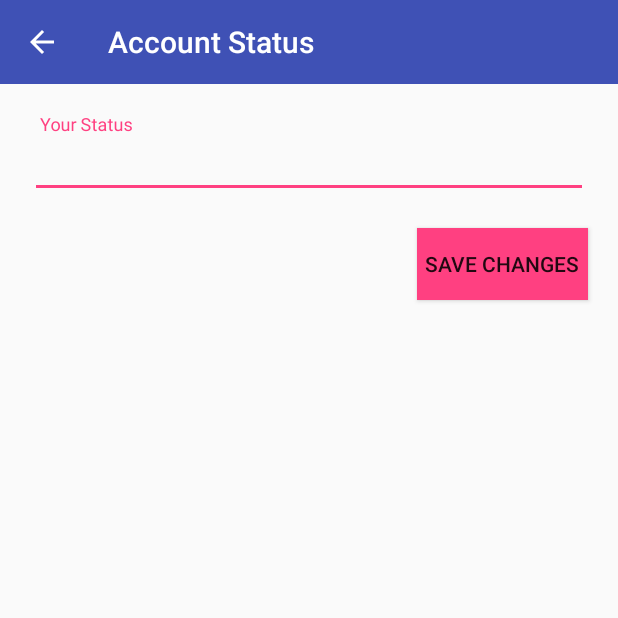
After one commit to praneethvarmapandeti/FireChat, an Android app: the StatusActivity screen opened directly, with no data from a screen before it, on a phone screen of 412 x 824 dp, the top half of it. The commit adds this screen. Run offline under Robolectric (Android 15) with nearby library versions, the phone set to English and light mode, and no system bars; our stand-ins replace Firebase (no records; nobody signed in at launch, a user with empty details on screens opened directly).

Commit message:
STatus Activity added

```diff
--- a/app/build.gradle
+++ b/app/build.gradle
@@ -38,7 +38,7 @@ dependencies {
     compile 'com.google.firebase:firebase-auth:10.0.1'
     compile 'com.google.firebase:firebase-database:10.0.1'
     compile 'com.google.firebase:firebase-core:10.0.1'
-    compile 'com.github.Yalantis:ucrop:2.2.1'
+    compile 'com.yalantis:ucrop:2.2.0'
     compile 'com.android.support:support-v4:26.+'
 
     testCompile 'junit:junit:4.12'
--- a/app/src/main/java/com/example/stpl/firechat/RegisterActivity.java
+++ b/app/src/main/java/com/example/stpl/firechat/RegisterActivity.java
@@ -89,6 +89,7 @@ public class RegisterActivity extends AppCompatActivity {
                     userMap.put("image","default");
                     userMap.put("thumb_image","default");
 
+
                     mDatabase.setValue(userMap).addOnCompleteListener(new OnCompleteListener<Void>() {
                         @Override
                         public void onComplete(@NonNull Task<Void> task) {
--- /dev/null
+++ b/app/src/main/java/com/example/stpl/firechat/StatusActivity.java
@@ -0,0 +1,83 @@
+package com.example.stpl.firechat;
+
+import android.app.ProgressDialog;
+import android.support.annotation.NonNull;
+import android.support.design.widget.TextInputLayout;
+import android.support.v7.app.AppCompatActivity;
+import android.os.Bundle;
+import android.support.v7.widget.Toolbar;
+import android.view.View;
+import android.widget.Button;
+import android.widget.Toast;
+
+import com.google.android.gms.tasks.OnCompleteListener;
+import com.google.android.gms.tasks.Task;
+import com.google.firebase.auth.FirebaseAuth;
+import com.google.firebase.auth.FirebaseUser;
+import com.google.firebase.database.DatabaseReference;
+import com.google.firebase.database.FirebaseDatabase;
+
+public class StatusActivity extends AppCompatActivity {
+    private Toolbar mToolBar;
+    private TextInputLayout mStatus;
+    private  Button  mSaveButton;
+    //firebase
+    private DatabaseReference mStatusDatabase;
+    private FirebaseUser mCurrentUser;
+    ProgressDialog mprogress;
+
+    @Override
+    protected void onCreate(Bundle savedInstanceState) {
+        super.onCreate(savedInstanceState);
+        setContentView(R.layout.activity_status);
+
+
+
+        //firebase
+        mCurrentUser= FirebaseAuth.getInstance().getCurrentUser();
+        String current_uid=mCurrentUser.getUid();
+        mStatusDatabase=FirebaseDatabase.getInstance().getReference().child("users").child(current_uid);
+
+        mToolBar=(Toolbar)findViewById(R.id.status_appBar);
+        setSupportActionBar(mToolBar);
+        getSupportActionBar().setTitle("Account Status");
+        getSupportActionBar().setDisplayHomeAsUpEnabled(true);
+
+        String status_value=getIntent().getStringExtra("status_value");
+
+
+        mStatus=(TextInputLayout)findViewById(R.id.status_input);
+        mSaveButton=(Button)findViewById(R.id.status_savebtn);
+
+        mStatus.getEditText().setText(status_value);
+
+        mSaveButton.setOnClickListener(new View.OnClickListener() {
+            @Override
+            public void onClick(View view) {
+
+                //progress
+                mprogress=new ProgressDialog(StatusActivity.this);
+                mprogress.setTitle("Saving Changes");
+                mprogress.setMessage("Please Wait While We Save The Changes");
+                mprogress.show();
+
+                String status=mStatus.getEditText().getText().toString();
+                mStatusDatabase.child("status").setValue(status).addOnCompleteListener(new OnCompleteListener<Void>() {
+                    @Override
+                    public void onComplete(@NonNull Task<Void> task) {
+                        if(task.isSuccessful()){
+                            mprogress.dismiss();
+                        }
+                        else {
+                            Toast.makeText(StatusActivity.this,"There Was Error In Saving Changes",Toast.LENGTH_LONG).show();
+
+                        }
+
+                    }
+                });
+
+
+            }
+        });
+    }
+}
--- /dev/null
+++ b/app/src/main/res/layout/activity_status.xml
@@ -0,0 +1,35 @@
+<?xml version="1.0" encoding="utf-8"?>
+<RelativeLayout xmlns:android="http://schemas.android.com/apk/res/android"
+
+    xmlns:tools="http://schemas.android.com/tools"
+    android:layout_width="match_parent"
+    android:layout_height="match_parent"
+    tools:context="com.example.stpl.firechat.StatusActivity">
+    <include layout="@layout/app_bar_layout" android:id="@+id/status_appBar">
+    </include>
+    <android.support.design.widget.TextInputLayout
+        android:layout_width="match_parent"
+        android:layout_height="wrap_content"
+        android:id="@+id/status_input"
+        android:layout_below="@+id/status_appBar"
+        android:layout_margin="20dp">
+
+        <EditText
+            android:layout_width="match_parent"
+            android:layout_height="wrap_content"
+            android:hint=" Your Status"
+            />
+    </android.support.design.widget.TextInputLayout>
+    <Button
+        android:layout_width="wrap_content"
+        android:layout_height="wrap_content"
+        android:id="@+id/status_savebtn"
+        android:layout_below="@id/status_input"
+        android:text="save changes"
+        android:background="@color/colorAccent"
+        android:layout_alignParentEnd="true"
+        android:layout_alignParentRight="true"
+        android:layout_marginRight="20dp"
+        android:padding="5dp"/>
+
+</RelativeLayout>
--- a/build.gradle
+++ b/build.gradle
@@ -6,6 +6,7 @@ buildscript {
         maven {
             url "https://maven.google.com" // Google's Maven repository
         }
+        maven { url "https://jitpack.io" }
     }
 
     dependencies {
```
Also changed, not shown: app/src/main/AndroidManifest.xml (+10 -1 lines), app/src/main/java/com/example/stpl/firechat/MainActivity.java (+8 -0 lines), app/src/main/java/com/example/stpl/firechat/SettingsActivity.java (+84 -0 lines), app/src/main/res/layout/activity_settings.xml (+16 -15 lines).
